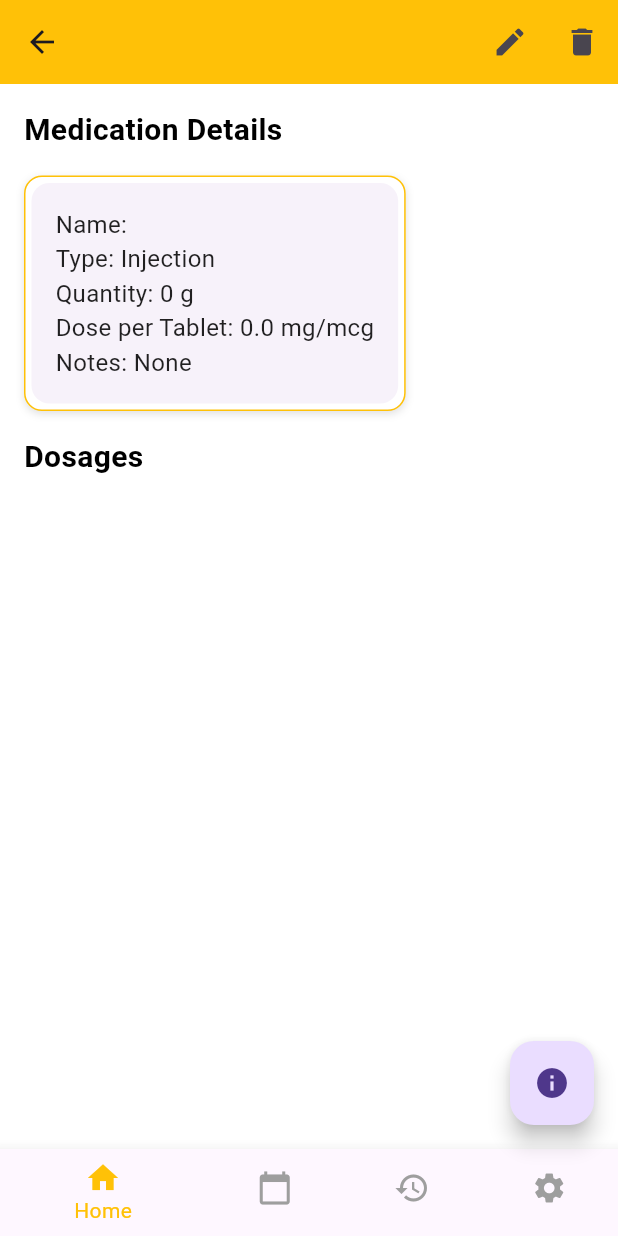
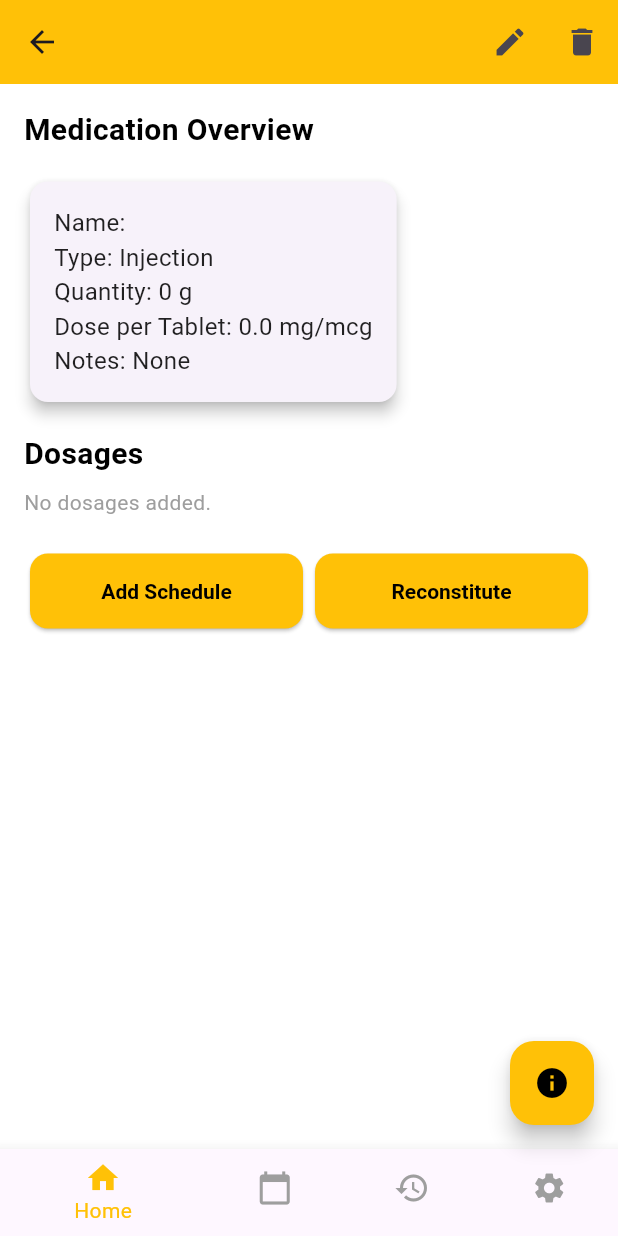
Before and after one commit to KiNeMspA/medtrackr, a Flutter app: the MedicationDetailsScreen screen opened directly with empty values, on a phone screen of 412 x 824 dp. Run offline on Flutter 3.47's test engine with Material 3 defaults, Android fonts, the phone set to English and light mode, and no system bars; our stand-ins replace flutter_local_notifications, timezone.

Commit message:
Fixed MedicationDetailsScreen card stacking and responsiveness

```diff
--- a/lib/screens/medication_details_screen.dart
+++ b/lib/screens/medication_details_screen.dart
@@ -76,6 +76,7 @@ class MedicationDetailsScreen extends StatelessWidget {
     );
   }
 
+  // In lib/screens/medication_details_screen.dart, replace the build method
   @override
   Widget build(BuildContext context) {
     final dataProvider = Provider.of<DataProvider>(context);
@@ -100,20 +101,24 @@ class MedicationDetailsScreen extends StatelessWidget {
           ),
         ],
       ),
-      body: Padding(
+      body: SingleChildScrollView(
+        child: ConstrainedBox(
+          constraints: BoxConstraints(
+            minHeight: MediaQuery.of(context).size.height - kToolbarHeight - kBottomNavigationBarHeight,
+          ),
+          child: Padding(
             padding: const EdgeInsets.all(16.0),
             child: Column(
               crossAxisAlignment: CrossAxisAlignment.start,
+              mainAxisSize: MainAxisSize.min,
               children: [
                 Text(
-              'Medication Details',
+                  'Medication Overview',
                   style: AppConstants.cardTitleStyle.copyWith(fontSize: 20),
                 ),
                 const SizedBox(height: 16),
-            Container(
-              decoration: AppConstants.cardDecoration, // Apply styling
-              child: Card(
-                elevation: 0, // Set to 0 since decoration handles shadow
+                Card(
+                  elevation: 4,
                   shape: RoundedRectangleBorder(borderRadius: BorderRadius.circular(12)),
                   child: Padding(
                     padding: const EdgeInsets.all(16.0),
@@ -138,46 +143,80 @@ class MedicationDetailsScreen extends StatelessWidget {
                     ),
                   ),
                 ),
-            ),
                 const SizedBox(height: 16),
                 Text(
                   'Dosages',
                   style: AppConstants.cardTitleStyle.copyWith(fontSize: 20),
                 ),
-            Expanded(
-              child: ListView.builder(
-                itemCount: dosages.length,
-                itemBuilder: (context, index) {
-                  final dosage = dosages[index];
-                  return Container(
-                    decoration: AppConstants.cardDecoration, // Apply styling
+                dosages.isEmpty
+                    ? const Padding(
+                  padding: EdgeInsets.symmetric(vertical: 8.0),
+                  child: Text(
+                    'No dosages added.',
+                    style: AppConstants.secondaryTextStyle,
+                  ),
+                )
+                    : Column(
+                  children: dosages.map((dosage) {
+                    return Padding(
+                      padding: const EdgeInsets.symmetric(vertical: 4.0),
                       child: Card(
-                      elevation: 0, // Set to 0 since decoration handles shadow
+                        elevation: 4,
                         shape: RoundedRectangleBorder(borderRadius: BorderRadius.circular(12)),
                         child: ListTile(
                           title: Text(dosage.name, style: AppConstants.cardTitleStyle),
                           subtitle: Text(
                               '${dosage.totalDose} ${dosage.doseUnit} (${dosage.method.displayName})',
                               style: AppConstants.cardBodyStyle),
-                        onTap: () => Navigator.pushNamed(
-                            context, '/dosage_form', arguments: {'medication': medication, 'dosage': dosage}),
+                          onTap: () => Navigator.pushNamed(context, '/dosage_form',
+                              arguments: {'medication': medication, 'dosage': dosage}),
                         ),
                       ),
                     );
-                },
+                  }).toList(),
+                ),
+                const SizedBox(height: 16),
+                Row(
+                  mainAxisAlignment: MainAxisAlignment.spaceEvenly,
+                  children: [
+                    Expanded(
+                      child: Padding(
+                        padding: const EdgeInsets.symmetric(horizontal: 4.0),
+                        child: ElevatedButton(
+                          onPressed: () => Navigator.pushNamed(context, '/add_schedule', arguments: medication),
+                          style: AppConstants.actionButtonStyle,
+                          child: const Text('Add Schedule'),
+                        ),
+                      ),
+                    ),
+                    if (medication.type == MedicationType.injection)
+                      Expanded(
+                        child: Padding(
+                          padding: const EdgeInsets.symmetric(horizontal: 4.0),
+                          child: ElevatedButton(
+                            onPressed: () => Navigator.pushNamed(context, '/reconstitute', arguments: medication),
+                            style: AppConstants.actionButtonStyle,
+                            child: const Text('Reconstitute'),
+                          ),
                         ),
                       ),
                   ],
+                ),
+              ],
+            ),
+          ),
         ),
       ),
       floatingActionButton: canAddDosage
           ? FloatingActionButton(
         onPressed: () => Navigator.pushNamed(context, '/dosage_form', arguments: medication),
-        child: const Icon(Icons.add),
+        backgroundColor: AppConstants.primaryColor,
+        child: const Icon(Icons.add, color: Colors.black),
       )
           : FloatingActionButton(
         onPressed: () => _showAddDosageDialog(context),
-        child: const Icon(Icons.info),
+        backgroundColor: AppConstants.primaryColor,
+        child: const Icon(Icons.info, color: Colors.black),
       ),
       bottomNavigationBar: AppBottomNavigationBar(
         currentIndex: 0,
```
Lines whose indentation alone changed are shown as unchanged.
